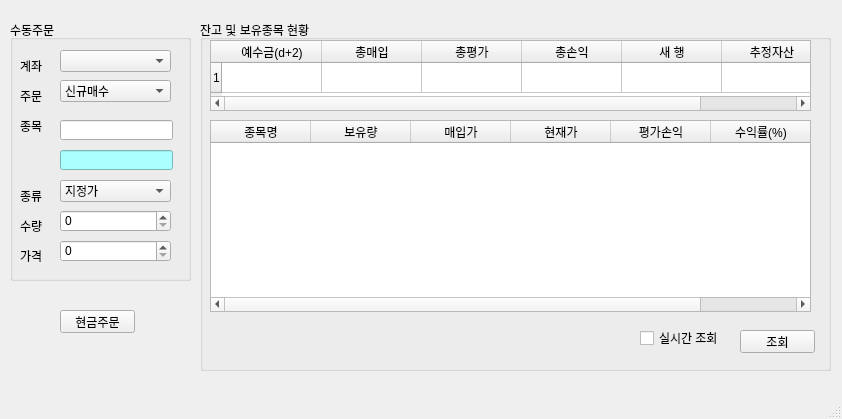
junhyungjin/pytrader, file pytrader.ui: the form before one commit.
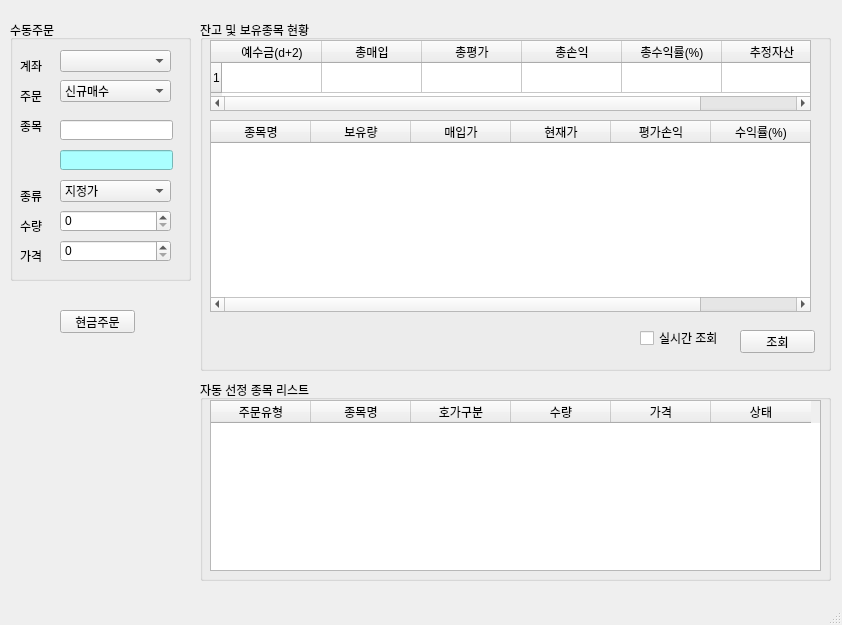
The form after the commit. Icons and pictures are not drawn.

Commit message: pytrader 4th day

Diff of the .ui file:
```diff
--- a/pytrader.ui
+++ b/pytrader.ui
@@ -7,7 +7,7 @@
     <x>0</x>
     <y>0</y>
     <width>842</width>
-    <height>419</height>
+    <height>625</height>
    </rect>
   </property>
   <property name="windowTitle">
@@ -281,7 +281,7 @@
      </column>
      <column>
       <property name="text">
-       <string>새 행</string>
+       <string>총수익률(%)</string>
       </property>
      </column>
      <column>
@@ -357,6 +357,59 @@
      </property>
     </widget>
    </widget>
+   <widget class="QGroupBox" name="groupBox_3">
+    <property name="geometry">
+     <rect>
+      <x>200</x>
+      <y>380</y>
+      <width>631</width>
+      <height>201</height>
+     </rect>
+    </property>
+    <property name="title">
+     <string>자동 선정 종목 리스트</string>
+    </property>
+    <widget class="QTableWidget" name="tableWidget_3">
+     <property name="geometry">
+      <rect>
+       <x>10</x>
+       <y>20</y>
+       <width>611</width>
+       <height>171</height>
+      </rect>
+     </property>
+     <column>
+      <property name="text">
+       <string>주문유형</string>
+      </property>
+     </column>
+     <column>
+      <property name="text">
+       <string>종목명</string>
+      </property>
+     </column>
+     <column>
+      <property name="text">
+       <string>호가구분</string>
+      </property>
+     </column>
+     <column>
+      <property name="text">
+       <string>수량</string>
+      </property>
+     </column>
+     <column>
+      <property name="text">
+       <string>가격</string>
+      </property>
+     </column>
+     <column>
+      <property name="text">
+       <string>상태</string>
+      </property>
+     </column>
+    </widget>
+   </widget>
   </widget>
   <widget class="QMenuBar" name="menubar">
    <property name="geometry">
```
Left out of the diff: 2 changed lines with no effect on the pictures. The commit also changes 6 other files.
